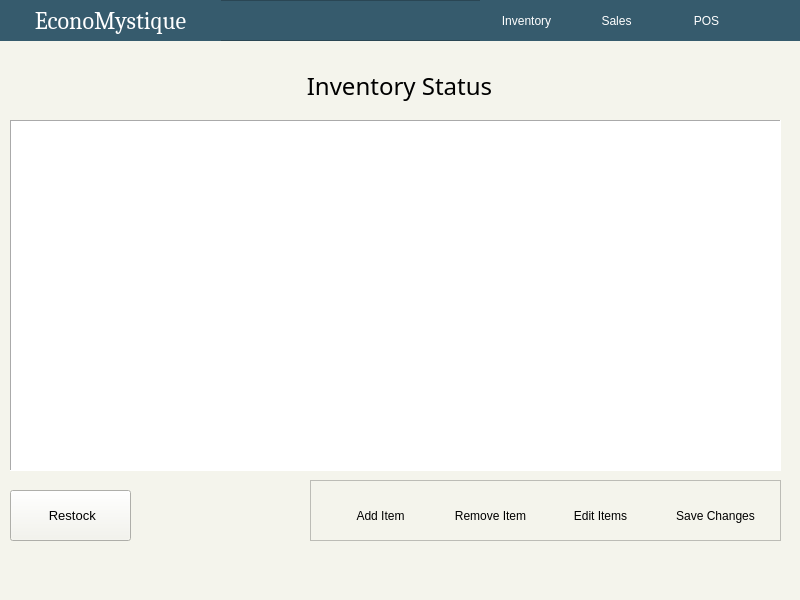
Qt form inventory.ui (ongchangco/Economystique2) before a commit.
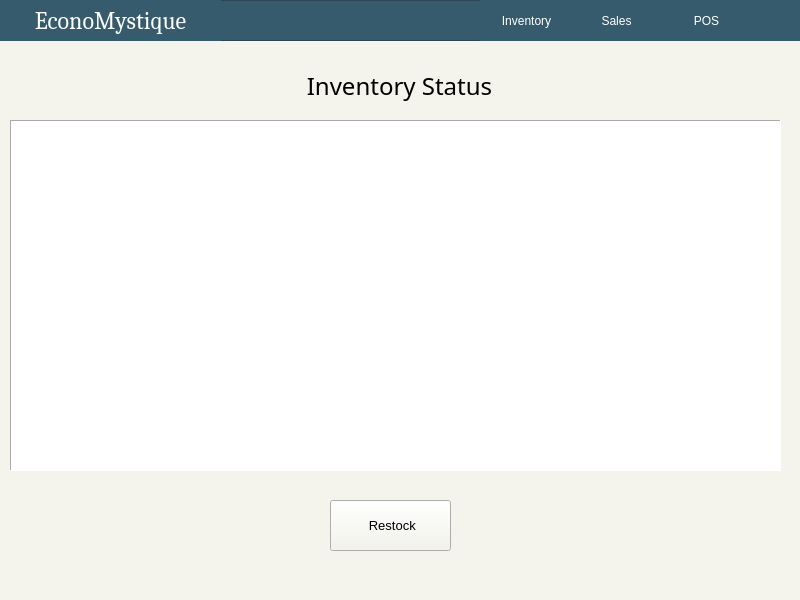
The same form after that commit. Icons and pictures are not drawn.

Commit message: Inventory Removed buttons as per Panel Suggestion

The edit to the form file:
```diff
--- a/inventory.ui
+++ b/inventory.ui
@@ -242,117 +242,6 @@
     <set>Qt::AlignCenter</set>
    </property>
   </widget>
-  <widget class="QFrame" name="frame_2">
-   <property name="geometry">
-    <rect>
-     <x>310</x>
-     <y>480</y>
-     <width>471</width>
-     <height>61</height>
-    </rect>
-   </property>
-   <property name="styleSheet">
-    <string notr="true">background: #f4f4ec;</string>
-   </property>
-   <property name="frameShape">
-    <enum>QFrame::StyledPanel</enum>
-   </property>
-   <property name="frameShadow">
-    <enum>QFrame::Raised</enum>
-   </property>
-   <widget class="QPushButton" name="btnEditItems">
-    <property name="geometry">
-     <rect>
-      <x>240</x>
-      <y>20</y>
-      <width>101</width>
-      <height>31</height>
-     </rect>
-    </property>
-    <property name="cursor">
-     <cursorShape>PointingHandCursor</cursorShape>
-    </property>
-    <property name="text">
-     <string>Edit Items</string>
-    </property>
-    <property name="icon">
-     <iconset>
-      <normaloff>img/editPfp.png</normaloff>img/editPfp.png</iconset>
-    </property>
-    <property name="flat">
-     <bool>true</bool>
-    </property>
-   </widget>
-   <widget class="QPushButton" name="btnSave">
-    <property name="geometry">
-     <rect>
-      <x>350</x>
-      <y>20</y>
-      <width>111</width>
-      <height>31</height>
-     </rect>
-    </property>
-    <property name="cursor">
-     <cursorShape>PointingHandCursor</cursorShape>
-    </property>
-    <property name="text">
-     <string>Save Changes</string>
-    </property>
-    <property name="icon">
-     <iconset>
-      <normaloff>img/saveIcon.png</normaloff>img/saveIcon.png</iconset>
-    </property>
-    <property name="flat">
-     <bool>true</bool>
-    </property>
-   </widget>
-   <widget class="QPushButton" name="btnAddItem">
-    <property name="geometry">
-     <rect>
-      <x>10</x>
-      <y>20</y>
-      <width>121</width>
-      <height>31</height>
-     </rect>
-    </property>
-    <property name="cursor">
-     <cursorShape>PointingHandCursor</cursorShape>
-    </property>
-    <property name="text">
-     <string>Add Item</string>
-    </property>
-    <property name="icon">
-     <iconset>
-      <normaloff>img/plusIcon.png</normaloff>img/plusIcon.png</iconset>
-    </property>
-    <property name="flat">
-     <bool>true</bool>
-    </property>
-   </widget>
-   <widget class="QPushButton" name="btnRemoveItem">
-    <property name="geometry">
-     <rect>
-      <x>120</x>
-      <y>20</y>
-      <width>121</width>
-      <height>31</height>
-     </rect>
-    </property>
-    <property name="cursor">
-     <cursorShape>PointingHandCursor</cursorShape>
-    </property>
-    <property name="text">
-     <string>Remove Item</string>
-    </property>
-    <property name="icon">
-     <iconset>
-      <normaloff>img/deleteIcon.png</normaloff>img/deleteIcon.png</iconset>
-    </property>
-    <property name="flat">
-     <bool>true</bool>
-    </property>
-   </widget>
-  </widget>
   <widget class="QTableWidget" name="tab1Table">
    <property name="geometry">
     <rect>
@@ -384,8 +273,8 @@
   <widget class="QPushButton" name="btnRestock">
    <property name="geometry">
     <rect>
-     <x>10</x>
-     <y>490</y>
+     <x>330</x>
+     <y>500</y>
      <width>121</width>
      <height>51</height>
     </rect>
```
The commit also changes 5 other files.
